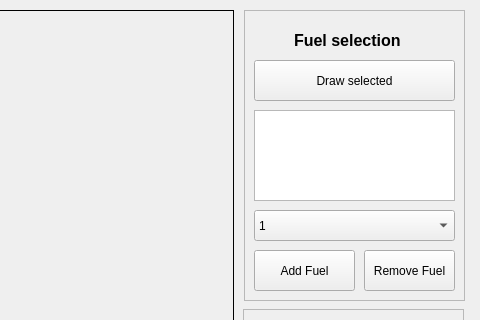
First picture: the form in gui/mainwindow.ui, repository Arpa97/ProgettoFisica, before the edit; both pictures show x 366 to 846 and y 0 to 320 of the 846 by 489 pixel window.
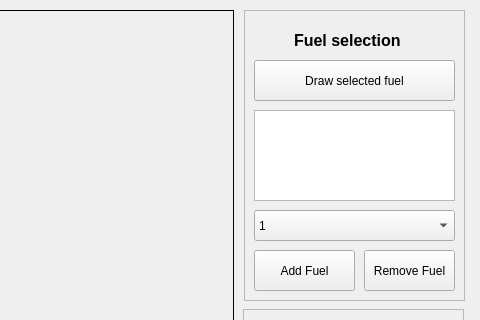
Second picture: the form after the edit. Icons and pictures are not drawn.

Commit message: drawing fuels in progress

```diff
--- a/gui/mainwindow.ui
+++ b/gui/mainwindow.ui
@@ -422,7 +422,7 @@
       </rect>
      </property>
      <property name="text">
-      <string>Draw selected</string>
+      <string>Draw selected fuel</string>
      </property>
     </widget>
    </widget>
```
Left out of the diff: 2 changed lines with no effect on the pictures. The commit also changes 2 other files.
